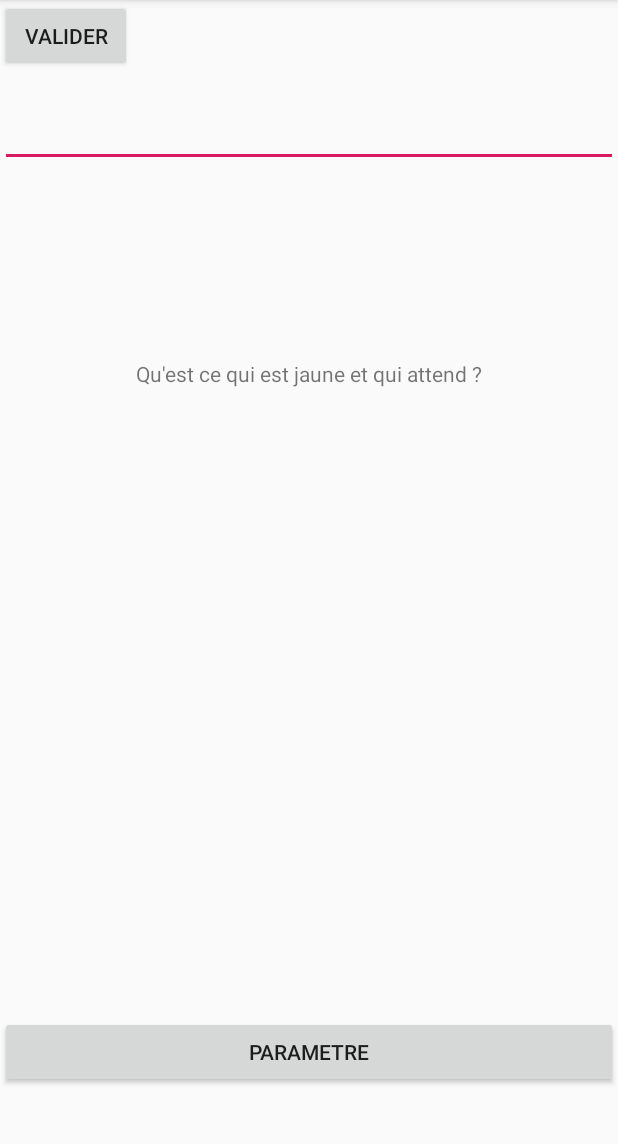
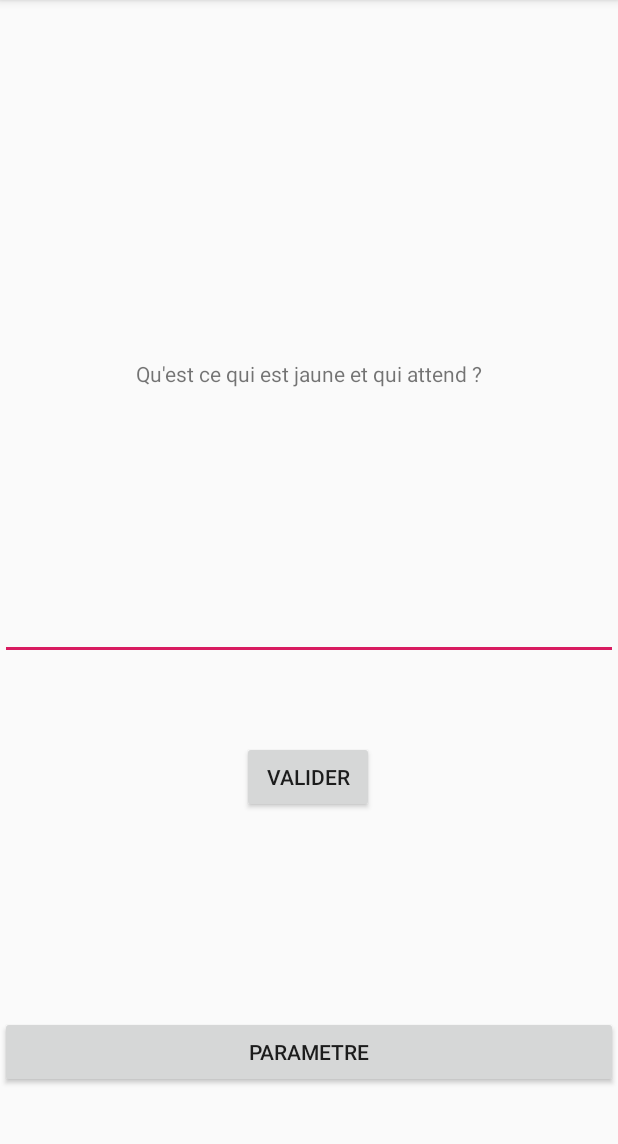
Before and after one commit to Dylage/EnigmaGame, an Android app: the screen it shows after launch (MainActivity), on a phone screen of 412 x 824 dp, the part 84-1228 px from its top. Run offline under Robolectric (Android 15) with nearby library versions, the phone set to English and light mode, and no system bars.

Commit message:
Placement bouton

```diff
--- a/app/src/main/res/layout/activity_main.xml
+++ b/app/src/main/res/layout/activity_main.xml
@@ -22,6 +22,10 @@
         android:layout_width="match_parent"
         android:layout_height="50pt"
         tools:layout_editor_absoluteX="0dp"
+        app:layout_constraintBottom_toBottomOf="parent"
+        app:layout_constraintLeft_toLeftOf="parent"
+        app:layout_constraintRight_toRightOf="parent"
+        app:layout_constraintTop_toTopOf="parent"
         tools:layout_editor_absoluteY="281dp" />
 
     <Button
@@ -29,15 +33,18 @@
         android:layout_width="wrap_content"
         android:layout_height="wrap_content"
         android:text="Valider"
-        tools:layout_editor_absoluteX="161dp"
-        tools:layout_editor_absoluteY="428dp" />
+        app:layout_constraintBottom_toBottomOf="parent"
+        app:layout_constraintHorizontal_bias="0.498"
+        app:layout_constraintLeft_toLeftOf="parent"
+        app:layout_constraintRight_toRightOf="parent"
+        app:layout_constraintTop_toTopOf="parent"
+        app:layout_constraintVertical_bias="0.686" />
 
     <Button
         android:id="@+id/boutonParametre"
         android:layout_width="match_parent"
         android:layout_height="wrap_content"
         android:text="Parametre"
-
         app:layout_constraintBottom_toBottomOf="parent"
         app:layout_constraintHorizontal_bias="0.0"
         app:layout_constraintLeft_toLeftOf="parent"
```
